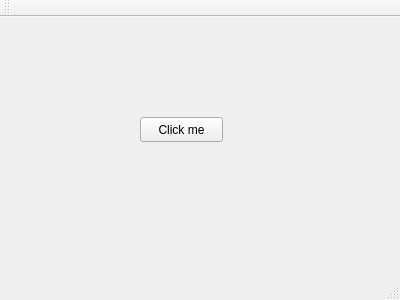
elsamuko/linuxtag_2021, file src/windows/mainwindow.ui: the form before one commit.
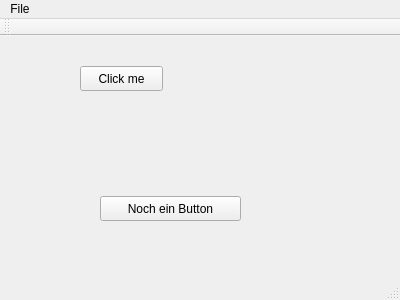
The form after the commit. Custom widgets are drawn as their Qt base class.

Patch:
```diff
--- a/src/windows/mainwindow.ui
+++ b/src/windows/mainwindow.ui
@@ -17,8 +17,8 @@
    <widget class="QPushButton" name="pushButton">
     <property name="geometry">
      <rect>
-      <x>140</x>
-      <y>100</y>
+      <x>80</x>
+      <y>30</y>
       <width>83</width>
       <height>25</height>
      </rect>
@@ -27,6 +27,19 @@
      <string>Click me</string>
     </property>
    </widget>
+   <widget class="QPushButton" name="pushButton_2">
+    <property name="geometry">
+     <rect>
+      <x>100</x>
+      <y>160</y>
+      <width>141</width>
+      <height>25</height>
+     </rect>
+    </property>
+    <property name="text">
+     <string>Noch ein Button</string>
+    </property>
+   </widget>
   </widget>
   <widget class="QMenuBar" name="menuBar">
    <property name="geometry">
@@ -37,6 +50,13 @@
      <height>22</height>
     </rect>
    </property>
+   <widget class="QMenu" name="menuFile">
+    <property name="title">
+     <string>File</string>
+    </property>
+    <addaction name="actionQuit"/>
+   </widget>
+   <addaction name="menuFile"/>
   </widget>
   <widget class="QToolBar" name="mainToolBar">
    <attribute name="toolBarArea">
@@ -49,6 +69,13 @@
   <widget class="QStatusBar" name="statusBar"/>
  </widget>
  <layoutdefault spacing="6" margin="11"/>
+ <customwidgets>
+  <customwidget>
+   <class>MyButton</class>
+   <extends>QPushButton</extends>
+   <header>mybutton.hpp</header>
+  </customwidget>
+ </customwidgets>
  <resources/>
  <connections/>
 </ui>
```
Left out of the diff: 7 changed lines with no effect on the pictures.
